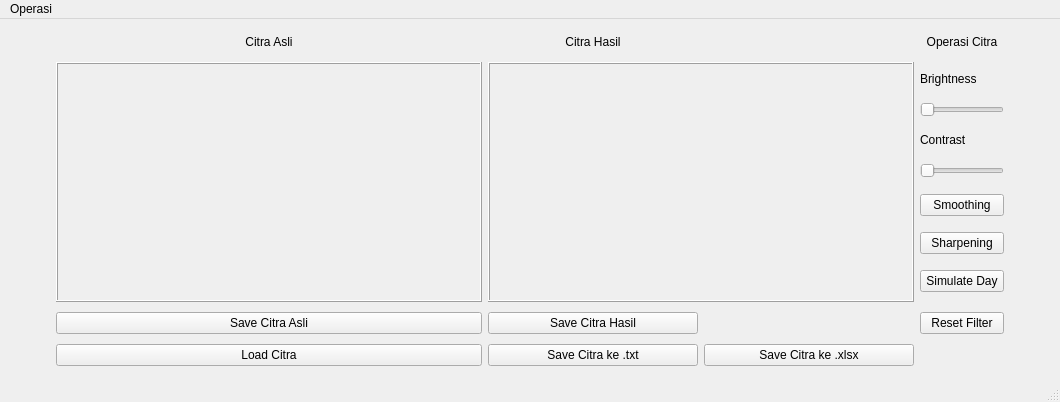
Above: GUI.ui from RaihanDaiva/Tugas-Besar before the change. Below: the same form after it.
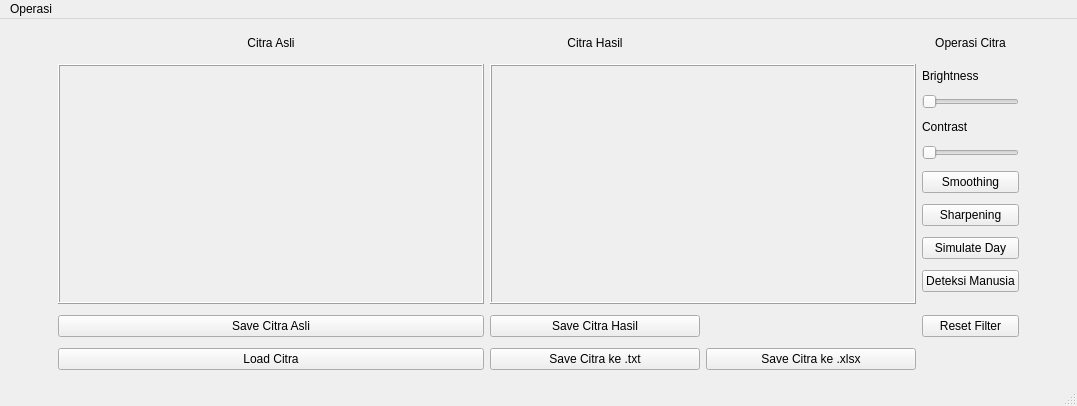
That is the form after the change.

```diff
--- a/GUI.ui
+++ b/GUI.ui
@@ -6,8 +6,8 @@
    <rect>
     <x>0</x>
     <y>0</y>
-    <width>1060</width>
-    <height>402</height>
+    <width>1077</width>
+    <height>406</height>
    </rect>
   </property>
   <property name="sizePolicy">
@@ -170,7 +170,7 @@
      </widget>
     </item>
     <item row="1" column="4">
-     <layout class="QVBoxLayout" name="verticalLayout" stretch="0,0,0,0,0,0,0">
+     <layout class="QVBoxLayout" name="verticalLayout" stretch="0,0,0,0,0,0,0,0">
       <property name="spacing">
        <number>6</number>
       </property>
@@ -235,6 +235,13 @@
         </property>
        </widget>
       </item>
+      <item>
+       <widget class="QPushButton" name="button_deteksiManusia">
+        <property name="text">
+         <string>Deteksi Manusia</string>
+        </property>
+       </widget>
+      </item>
      </layout>
     </item>
     <item row="2" column="1">
@@ -286,8 +293,8 @@
     <rect>
      <x>0</x>
      <y>0</y>
-     <width>1060</width>
-     <height>21</height>
+     <width>1077</width>
+     <height>26</height>
     </rect>
    </property>
    <widget class="QMenu" name="menuGrayscale">
```
